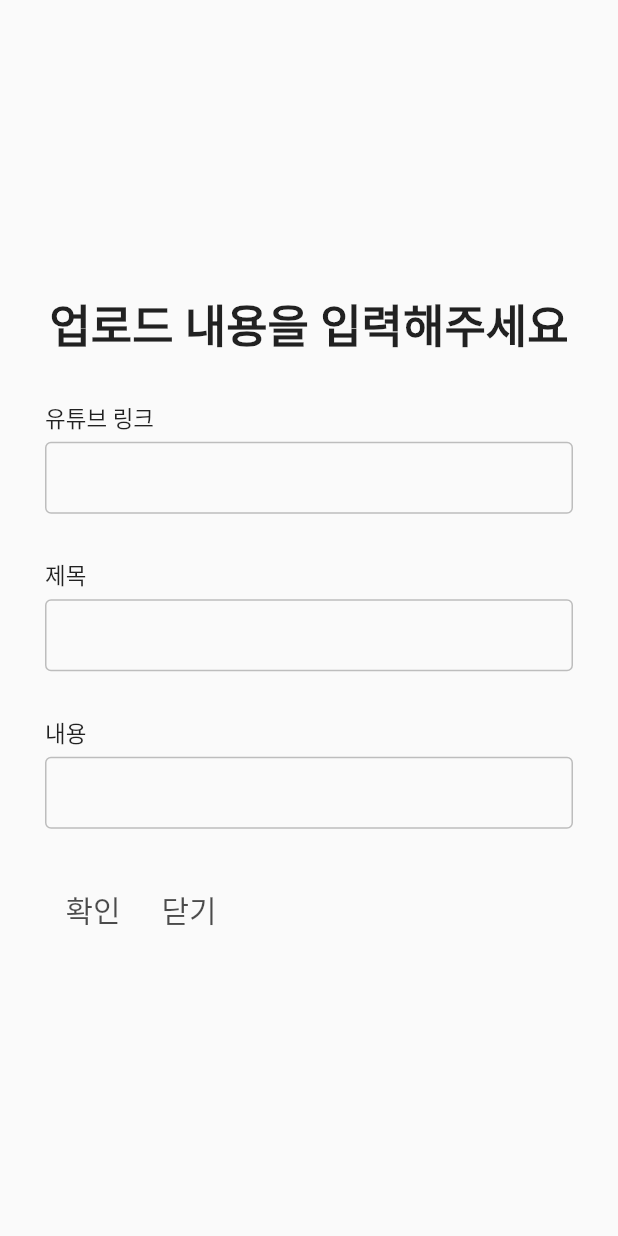
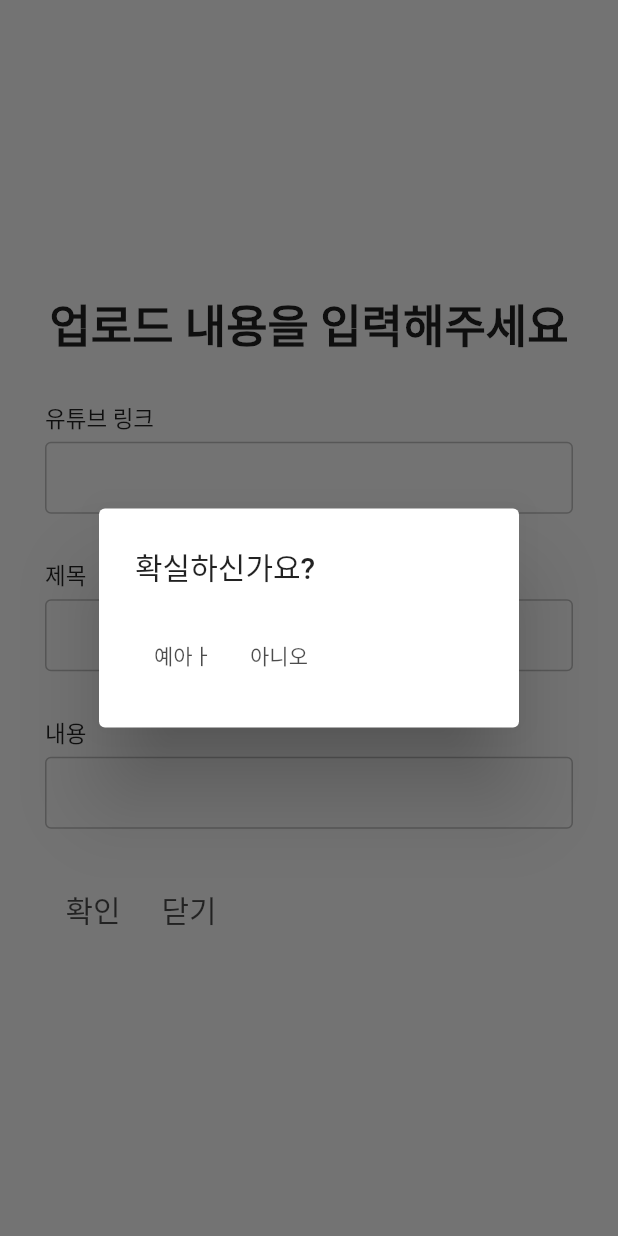
Before and after one commit to skay138/digginfront, a Flutter app: the UploadPage screen opened directly, after a tap on "확인", on a phone screen of 412 x 824 dp. Run offline on Flutter 3.47's test engine with Material 2 defaults, Android fonts, the phone set to English and light mode, and no system bars; our stand-ins replace firebase_auth, firebase_core, font_awesome_flutter, google_sign_in, image_picker, permission_handler and 2 more; accounts and stored records are empty; network calls fail.

```diff
--- a/lib/screens/postDetail.dart
+++ b/lib/screens/postDetail.dart
@@ -66,7 +66,7 @@ class _PostDetailState extends State<PostDetail> {
       backgroundColor: Colors.white,
       body: SingleChildScrollView(
         child: Padding(
-          padding: const EdgeInsets.symmetric(horizontal: 50, vertical: 100),
+          padding: const EdgeInsets.fromLTRB(50, 100, 50, 0),
           child: Column(
             crossAxisAlignment: CrossAxisAlignment.start,
             children: [
--- a/lib/screens/uploadPage.dart
+++ b/lib/screens/uploadPage.dart
@@ -1,8 +1,9 @@
 import 'package:digginfront/models/postModel.dart';
 import 'package:digginfront/screens/postDetail.dart';
-import 'package:digginfront/services/api_services.dart';
 import 'package:firebase_auth/firebase_auth.dart';
 import 'package:flutter/material.dart';
+
+import '../services/api_services.dart';
 
 class UploadPage extends StatefulWidget {
   UploadPage(
@@ -88,6 +89,62 @@ class _UploadPageState extends State<UploadPage> {
           });
     }
 
+    void areYouSureDialog() {
+      showDialog(
+          context: context,
+          builder: (BuildContext context) {
+            return AlertDialog(
+              title: const Text('확실하신가요?'),
+              content: Row(
+                children: [
+                  TextButton(
+                      onPressed: () async {
+                        if (isModify) {
+                          bool status = await Posting.modPosting(
+                              postInfo, widget.post!.id);
+                          if (status) {
+                            if (mounted) {
+                              postModel post =
+                                  await Posting.getdetailpost(widget.post!.id);
+                              if (mounted) {
+                                Navigator.pop(context);
+                                Navigator.push(
+                                  context,
+                                  MaterialPageRoute<void>(
+                                    builder: (BuildContext context) =>
+                                        PostDetail(
+                                      post: post,
+                                    ),
+                                  ),
+                                );
+                              }
+                            }
+                          } else {
+                            FlutterDialog();
+                          }
+                        } else {
+                          bool status = await Posting.newPosting(postInfo);
+                          if (status) {
+                            if (mounted) {
+                              Navigator.pop(context);
+                            }
+                          } else {
+                            FlutterDialog();
+                          }
+                        }
+                      },
+                      child: const Text('예아ㅏ')),
+                  TextButton(
+                      onPressed: () {
+                        Navigator.pop(context);
+                      },
+                      child: const Text('아니오')),
+                ],
+              ),
+            );
+          });
+    }
+
     return Scaffold(
       body: SafeArea(
         child: Padding(
@@ -123,42 +180,44 @@ class _UploadPageState extends State<UploadPage> {
               Row(
                 children: [
                   TextButton(
-                    onPressed: () async {
-                      if (isModify) {
-                        bool status =
-                            await Posting.modPosting(postInfo, widget.post!.id);
-                        if (status) {
-                          if (mounted) {
-                            postModel post =
-                                await Posting.getdetailpost(widget.post!.id);
-                            if (mounted) {
-                              Navigator.pop(context);
-                              Navigator.push(
-                                context,
-                                MaterialPageRoute<void>(
-                                  builder: (BuildContext context) => PostDetail(
-                                    post: post,
-                                  ),
-                                ),
-                              );
-                            }
-                          }
-                        } else {
-                          FlutterDialog();
-                        }
-                      } else {
-                        bool status = await Posting.newPosting(postInfo);
-                        if (status) {
-                          if (mounted) {
-                            Navigator.pop(context);
-                          }
-                        } else {
-                          FlutterDialog();
-                        }
-                      }
-                      //widget.getUpdate();
-                      //widget.updateRecentPost();
+                    onPressed: () {
+                      areYouSureDialog();
                     },
+
+                    // () async {
+                    //   if (isModify) {
+                    //     bool status =
+                    //         await Posting.modPosting(postInfo, widget.post!.id);
+                    //     if (status) {
+                    //       if (mounted) {
+                    //         postModel post =
+                    //             await Posting.getdetailpost(widget.post!.id);
+                    //         if (mounted) {
+                    //           Navigator.pop(context);
+                    //           Navigator.push(
+                    //             context,
+                    //             MaterialPageRoute<void>(
+                    //               builder: (BuildContext context) => PostDetail(
+                    //                 post: post,
+                    //               ),
+                    //             ),
+                    //           );
+                    //         }
+                    //       }
+                    //     } else {
+                    //       FlutterDialog();
+                    //     }
+                    //   } else {
+                    //     bool status = await Posting.newPosting(postInfo);
+                    //     if (status) {
+                    //       if (mounted) {
+                    //         Navigator.pop(context);
+                    //       }
+                    //     } else {
+                    //       FlutterDialog();
+                    //     }
+                    //   }
+                    // },
                     child: const Text(
                       '확인',
                       style: TextStyle(fontSize: 20),
```
